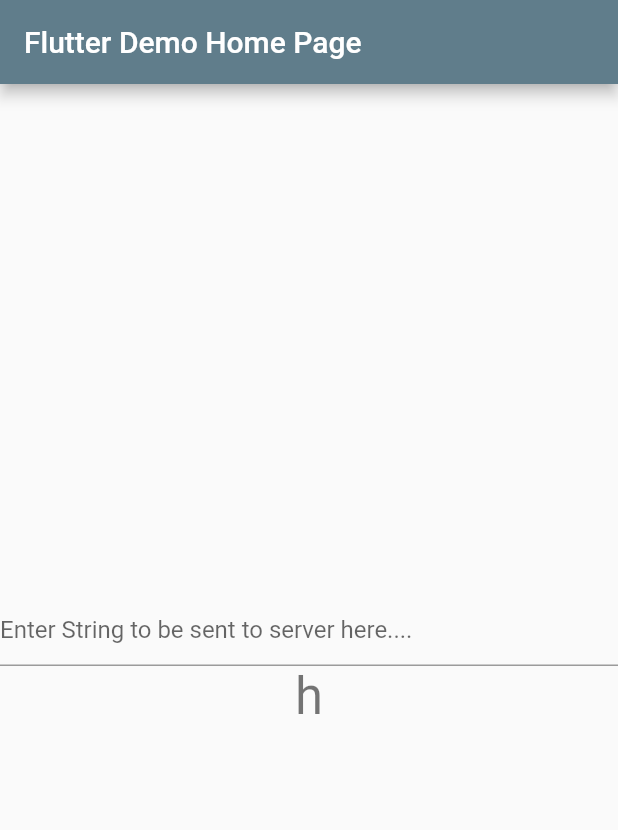
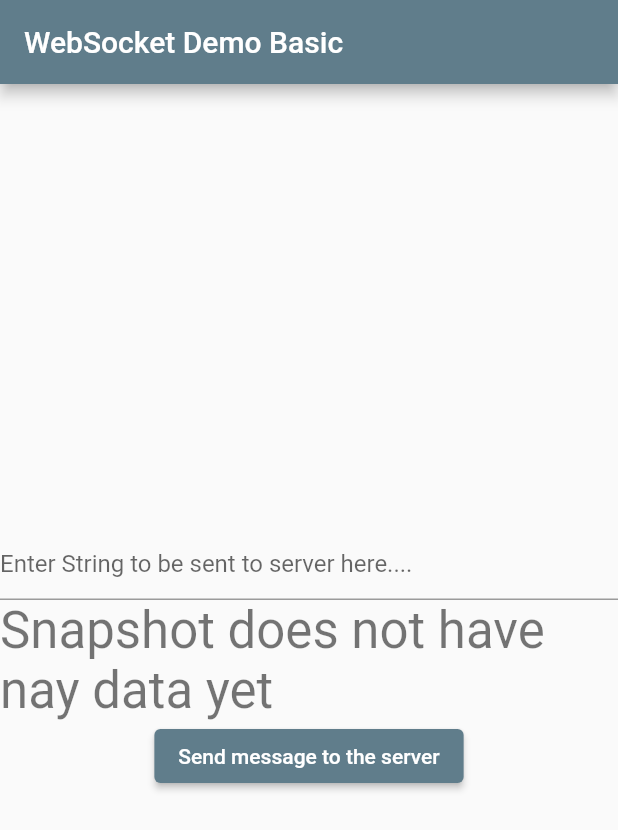
Before and after one commit to varsvat/FlutterWebSockets, a Flutter app: the screen it shows after launch, on a phone screen of 412 x 824 dp. Shown: the top 830 px of the screen. Run offline on Flutter 3.47's test engine with Material 2 defaults, Android fonts, the phone set to English and light mode, and no system bars; network calls fail.

Commit message:
basic Websocket functionality implemented

```diff
--- a/lib/main.dart
+++ b/lib/main.dart
@@ -1,4 +1,5 @@
 import 'package:flutter/material.dart';
+import 'package:web_socket_channel/web_socket_channel.dart';
 
 void main() {
   runApp(MyApp());
@@ -9,24 +10,38 @@ class MyApp extends StatelessWidget {
   @override
   Widget build(BuildContext context) {
     return MaterialApp(
+      debugShowCheckedModeBanner: false,
       title: 'Flutter Demo',
       theme: ThemeData(
         primarySwatch: Colors.blueGrey,
       ),
-      home: MyHomePage(title: 'Flutter Demo Home Page'),
+      home: MyHomePage(
+        title: 'WebSocket Demo Basic',
+        socket: WebSocketChannel.connect(Uri.parse('wss://echo.websocket.org')),
+      ),
     );
   }
 }
 
 class MyHomePage extends StatefulWidget {
-  MyHomePage({Key? key, required this.title}) : super(key: key);
+  MyHomePage({Key? key, required this.title, required this.socket})
+      : super(key: key);
   final String title;
+  final WebSocketChannel socket;
 
   @override
   _MyHomePageState createState() => _MyHomePageState();
 }
 
 class _MyHomePageState extends State<MyHomePage> {
+  TextEditingController _controller = TextEditingController();
+
+  @override
+  void dispose() {
+    widget.socket.sink.close();
+    super.dispose();
+  }
+
   @override
   Widget build(BuildContext context) {
     return Scaffold(
@@ -40,11 +55,27 @@ class _MyHomePageState extends State<MyHomePage> {
             TextField(
               decoration: InputDecoration(
                   hintText: 'Enter String to be sent to server here....'),
+              controller: _controller,
             ),
-            Text(
-              'h',
-              style: Theme.of(context).textTheme.headline4,
+            StreamBuilder(
+              stream: widget.socket.stream,
+              builder: (context, snapshot) {
+                return Text(
+                  snapshot.hasData
+                      ? snapshot.data.toString()
+                      : "Snapshot does not have nay data yet",
+                  style: Theme.of(context).textTheme.headline4,
+                );
+              },
             ),
+            ElevatedButton(
+                onPressed: () {
+                  print("pressed");
+                  if (_controller.text.isNotEmpty) {
+                    widget.socket.sink.add(_controller.text);
+                  }
+                },
+                child: Text("Send message to the server"))
           ],
         ),
       ),
```
Also changed, not shown: pubspec.yaml (+2 -11 lines), pubspec.lock.
